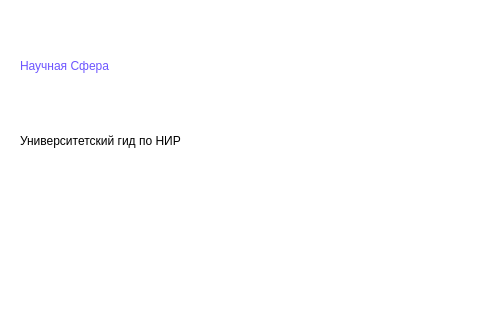
Old version of the form project/mainwindow.ui in the repository AssasinNik/meow; both pictures show x 0 to 480 and y 0 to 320 of the 921 by 511 pixel window.
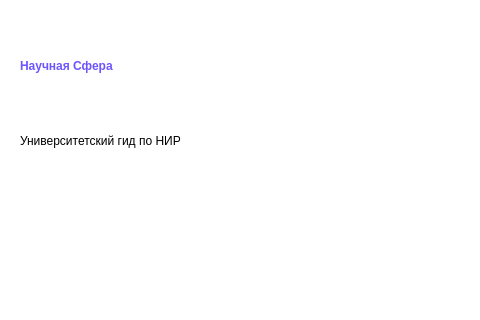
New version of the form. Icons and pictures are not drawn.

What changed in the file:
```diff
--- a/project/mainwindow.ui
+++ b/project/mainwindow.ui
@@ -93,7 +93,8 @@
     </property>
     <property name="styleSheet">
      <string notr="true">color: rgb(109, 85, 255);
-font: 75 65pt &quot;Karla&quot; bold;</string>
+font: 75 65pt &quot;Karla&quot; bold;
+font-weight: 500;</string>
     </property>
     <property name="text">
      <string>Научная Сфера</string>
```
